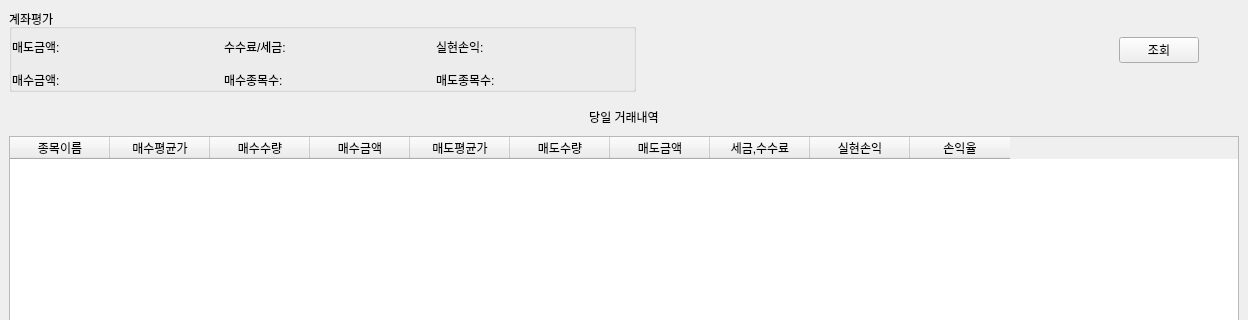
Qt form GUI/trade_log_win.ui (Fvesta/autotrading2) before a commit; both pictures show x 0 to 1248 and y 0 to 320 of the 1248 by 776 pixel window.
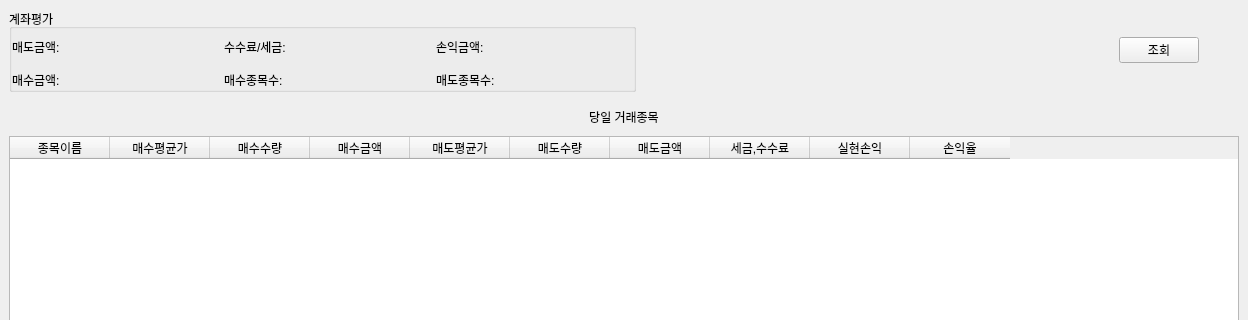
The same form after that commit.

Commit message: Fix UI color, font weight

The edit to the form file:
```diff
--- a/GUI/trade_log_win.ui
+++ b/GUI/trade_log_win.ui
@@ -92,7 +92,7 @@
           <item row="0" column="2">
            <widget class="QLabel" name="income_label">
             <property name="text">
-             <string>실현손익:</string>
+             <string>손익금액:</string>
             </property>
            </widget>
           </item>
@@ -123,7 +123,7 @@
       <item>
        <widget class="QLabel" name="label_3">
         <property name="text">
-         <string>당일 거래내역</string>
+         <string>당일 거래종목</string>
         </property>
         <property name="alignment">
          <set>Qt::AlignCenter</set>
```
Left out of the diff: 4 changed lines with no effect on the pictures. The commit also changes 6 other files.
